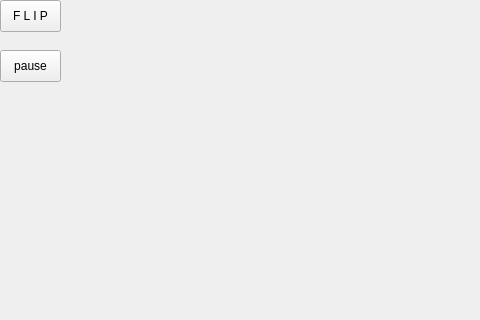
The window that chess2/window.ui (blairtyx/Chinese_Chess) describes before a commit, drawn with Qt 5; both pictures show x 0 to 480 and y 0 to 320 of the 800 by 600 pixel window.
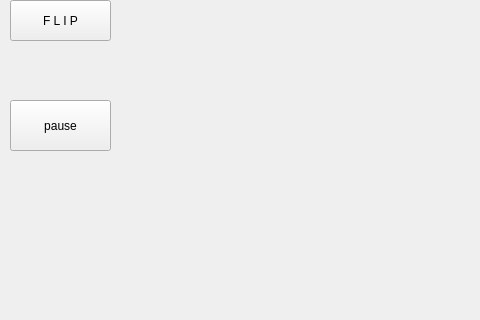
The same window after the commit.

What changed in the file:
```diff
--- a/chess2/window.ui
+++ b/chess2/window.ui
@@ -19,10 +19,10 @@
    </property>
    <property name="geometry">
     <rect>
-     <x>0</x>
+     <x>10</x>
      <y>0</y>
-     <width>61</width>
-     <height>32</height>
+     <width>101</width>
+     <height>41</height>
     </rect>
    </property>
    <property name="text">
@@ -32,10 +32,10 @@
   <widget class="QPushButton" name="pauseButton">
    <property name="geometry">
     <rect>
-     <x>0</x>
-     <y>50</y>
-     <width>61</width>
-     <height>32</height>
+     <x>10</x>
+     <y>100</y>
+     <width>101</width>
+     <height>51</height>
     </rect>
    </property>
    <property name="text">
```
